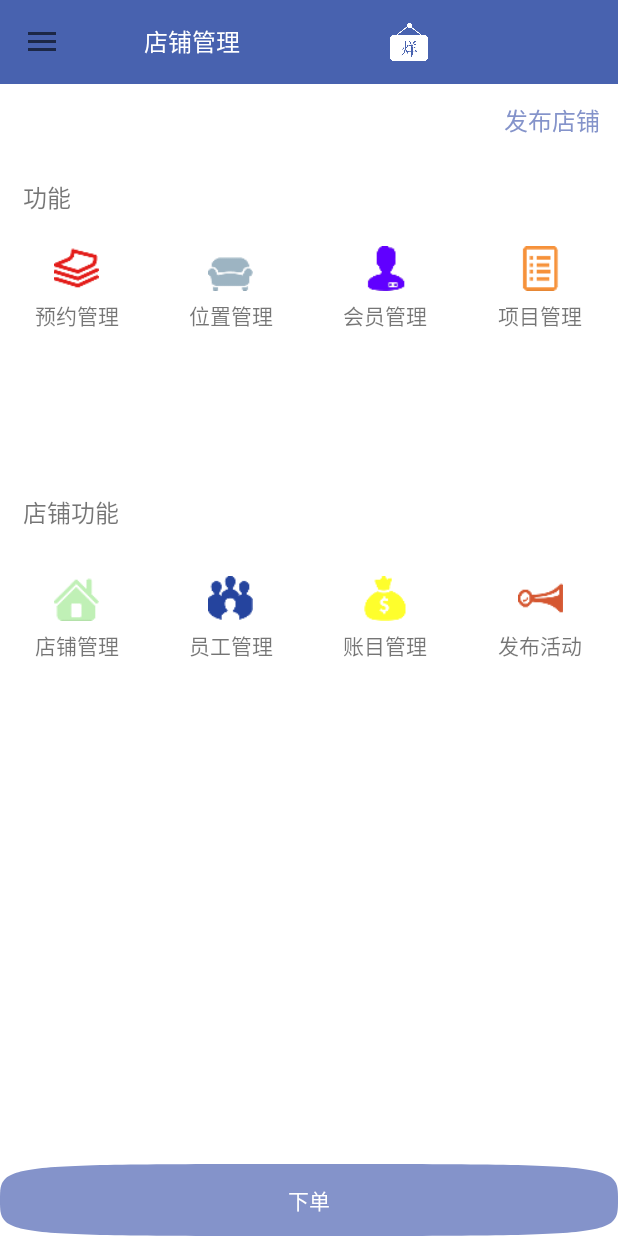
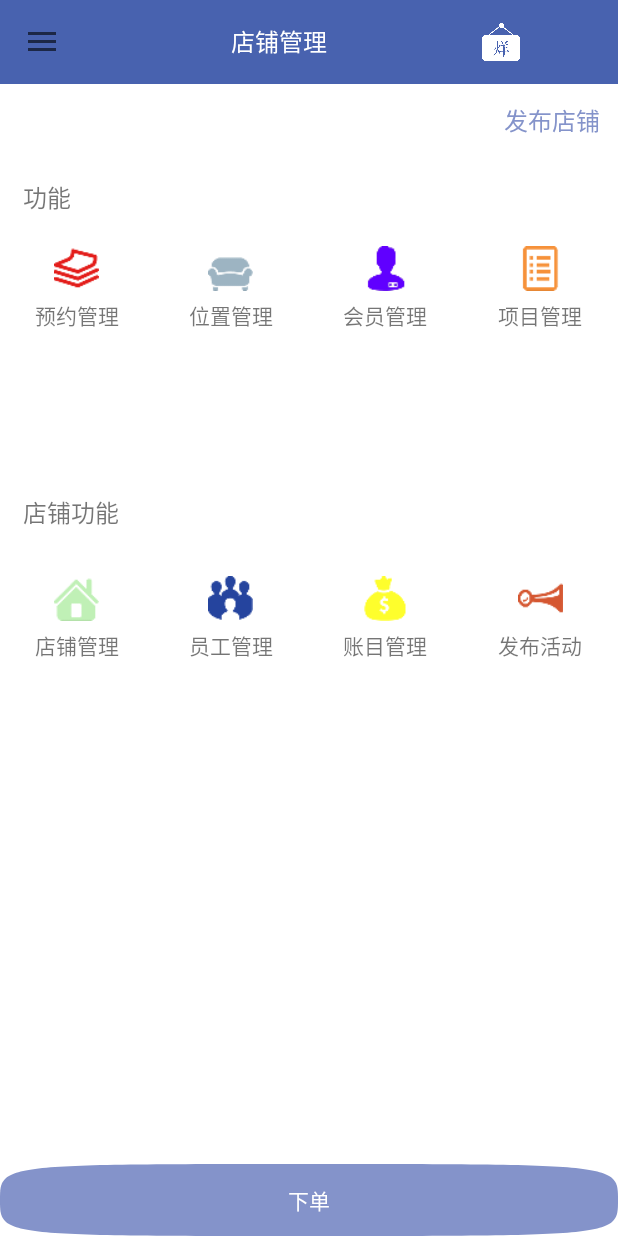
Before and after one commit to StoreManager/ManagerStore, an Android app: the StoreManagerActivity screen opened directly, with no data from a screen before it, on a phone screen of 412 x 824 dp. Run offline under Robolectric (Android 15) with nearby library versions, the phone set to English and light mode, and no system bars; 1 statement that could not run was skipped.

Commit message:
changeLayout

```diff
--- a/app/src/main/res/layout/registerstore_toolbar.xml
+++ b/app/src/main/res/layout/registerstore_toolbar.xml
@@ -13,6 +13,6 @@
         android:onClick="addRregisterStore"
         android:background="@drawable/registerstore_btn"
         android:layout_marginLeft="28dp"
-        android:layout_width="wrap_content"
-        android:layout_height="wrap_content"/>
+        android:layout_width="80dp"
+        android:layout_height="40dp"/>
 </android.support.v7.widget.Toolbar>
--- a/app/src/main/res/layout/store_manager_toolbar.xml
+++ b/app/src/main/res/layout/store_manager_toolbar.xml
@@ -9,7 +9,7 @@
     android:popupTheme="@style/ThemeOverlay.AppCompat.Light">
     <TextView
         android:id="@+id/tv_storename_manager"
-        android:layout_width="wrap_content"
+        android:layout_width="180dp"
         android:layout_height="50dp"
         android:gravity="center"
         android:text="店铺管理"
@@ -26,10 +26,11 @@
         <!--android:textColor="@color/white"-->
         <!--android:textSize="16sp"/>-->
     <ImageButton
+
         android:id="@+id/imgbtn_storeStatus"
         android:clickable="true"
         android:background="@mipmap/closethedoor"
-        android:layout_marginLeft="100dp"
+        android:layout_marginLeft="45dp"
         android:layout_width="25dp"
         android:layout_height="25dp"
         />
```
